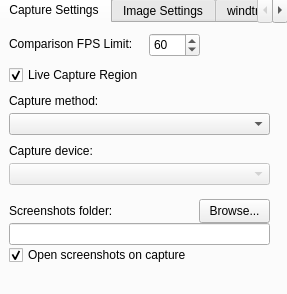
Qt form res/settings.ui (vncz14/AutoSplit) before a commit.
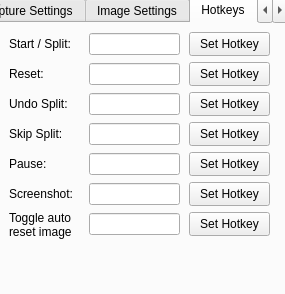
The same form after that commit. The open tabs and pages were chosen to show the change. Icons and pictures are not drawn.

What changed in the file:
```diff
--- a/res/settings.ui
+++ b/res/settings.ui
@@ -7,7 +7,7 @@
    <rect>
     <x>0</x>
     <y>0</y>
-    <width>287</width>
+    <width>285</width>
     <height>294</height>
    </rect>
   </property>
@@ -513,6 +513,329 @@
     <zorder>readme_link_button</zorder>
     <zorder>start_also_resets_checkbox</zorder>
    </widget>
+   <widget class="QWidget" name="hotkeys_tab">
+    <attribute name="title">
+     <string>Hotkeys</string>
+    </attribute>
+    <widget class="QPushButton" name="set_toggle_auto_reset_image_hotkey_button">
+     <property name="geometry">
+      <rect>
+       <x>190</x>
+       <y>189</y>
+       <width>81</width>
+       <height>24</height>
+      </rect>
+     </property>
+     <property name="focusPolicy">
+      <enum>Qt::NoFocus</enum>
+     </property>
+     <property name="text">
+      <string>Set Hotkey</string>
+     </property>
+    </widget>
+    <widget class="QLineEdit" name="split_input">
+     <property name="geometry">
+      <rect>
+       <x>90</x>
+       <y>10</y>
+       <width>91</width>
+       <height>22</height>
+      </rect>
+     </property>
+     <property name="text">
+      <string/>
+     </property>
+     <property name="readOnly">
+      <bool>true</bool>
+     </property>
+    </widget>
+    <widget class="QLabel" name="undo_split_label">
+     <property name="geometry">
+      <rect>
+       <x>10</x>
+       <y>73</y>
+       <width>71</width>
+       <height>16</height>
+      </rect>
+     </property>
+     <property name="text">
+      <string>Undo Split:</string>
+     </property>
+    </widget>
+    <widget class="QLineEdit" name="undo_split_input">
+     <property name="geometry">
+      <rect>
+       <x>90</x>
+       <y>70</y>
+       <width>91</width>
+       <height>22</height>
+      </rect>
+     </property>
+     <property name="text">
+      <string/>
+     </property>
+     <property name="readOnly">
+      <bool>true</bool>
+     </property>
+    </widget>
+    <widget class="QPushButton" name="set_reset_hotkey_button">
+     <property name="geometry">
+      <rect>
+       <x>190</x>
+       <y>39</y>
+       <width>81</width>
+       <height>24</height>
+      </rect>
+     </property>
+     <property name="focusPolicy">
+      <enum>Qt::NoFocus</enum>
+     </property>
+     <property name="text">
+      <string>Set Hotkey</string>
+     </property>
+    </widget>
+    <widget class="QLabel" name="pause_label">
+     <property name="geometry">
+      <rect>
+       <x>10</x>
+       <y>133</y>
+       <width>71</width>
+       <height>16</height>
+      </rect>
+     </property>
+     <property name="text">
+      <string>Pause:</string>
+     </property>
+    </widget>
+    <widget class="QPushButton" name="set_undo_split_hotkey_button">
+     <property name="geometry">
+      <rect>
+       <x>190</x>
+       <y>69</y>
+       <width>81</width>
+       <height>24</height>
+      </rect>
+     </property>
+     <property name="focusPolicy">
+      <enum>Qt::NoFocus</enum>
+     </property>
+     <property name="text">
+      <string>Set Hotkey</string>
+     </property>
+    </widget>
+    <widget class="QLineEdit" name="reset_input">
+     <property name="geometry">
+      <rect>
+       <x>90</x>
+       <y>40</y>
+       <width>91</width>
+       <height>22</height>
+      </rect>
+     </property>
+     <property name="text">
+      <string/>
+     </property>
+     <property name="readOnly">
+      <bool>true</bool>
+     </property>
+    </widget>
+    <widget class="QLabel" name="skip_split_label">
+     <property name="geometry">
+      <rect>
+       <x>10</x>
+       <y>103</y>
+       <width>71</width>
+       <height>16</height>
+      </rect>
+     </property>
+     <property name="text">
+      <string>Skip Split:</string>
+     </property>
+    </widget>
+    <widget class="QPushButton" name="set_split_hotkey_button">
+     <property name="geometry">
+      <rect>
+       <x>190</x>
+       <y>9</y>
+       <width>81</width>
+       <height>24</height>
+      </rect>
+     </property>
+     <property name="focusPolicy">
+      <enum>Qt::NoFocus</enum>
+     </property>
+     <property name="text">
+      <string>Set Hotkey</string>
+     </property>
+    </widget>
+    <widget class="QPushButton" name="set_skip_split_hotkey_button">
+     <property name="geometry">
+      <rect>
+       <x>190</x>
+       <y>99</y>
+       <width>81</width>
+       <height>24</height>
+      </rect>
+     </property>
+     <property name="focusPolicy">
+      <enum>Qt::NoFocus</enum>
+     </property>
+     <property name="text">
+      <string>Set Hotkey</string>
+     </property>
+    </widget>
+    <widget class="QPushButton" name="set_screenshot_hotkey_button">
+     <property name="geometry">
+      <rect>
+       <x>190</x>
+       <y>159</y>
+       <width>81</width>
+       <height>24</height>
+      </rect>
+     </property>
+     <property name="focusPolicy">
+      <enum>Qt::NoFocus</enum>
+     </property>
+     <property name="text">
+      <string>Set Hotkey</string>
+     </property>
+    </widget>
+    <widget class="QLineEdit" name="toggle_auto_reset_image_input">
+     <property name="geometry">
+      <rect>
+       <x>90</x>
+       <y>190</y>
+       <width>91</width>
+       <height>22</height>
+      </rect>
+     </property>
+     <property name="text">
+      <string/>
+     </property>
+     <property name="readOnly">
+      <bool>true</bool>
+     </property>
+    </widget>
+    <widget class="QPushButton" name="set_pause_hotkey_button">
+     <property name="geometry">
+      <rect>
+       <x>190</x>
+       <y>129</y>
+       <width>81</width>
+       <height>24</height>
+      </rect>
+     </property>
+     <property name="focusPolicy">
+      <enum>Qt::NoFocus</enum>
+     </property>
+     <property name="text">
+      <string>Set Hotkey</string>
+     </property>
+    </widget>
+    <widget class="QLabel" name="split_label">
+     <property name="geometry">
+      <rect>
+       <x>10</x>
+       <y>13</y>
+       <width>71</width>
+       <height>16</height>
+      </rect>
+     </property>
+     <property name="text">
+      <string>Start / Split:</string>
+     </property>
+    </widget>
+    <widget class="QLineEdit" name="pause_input">
+     <property name="geometry">
+      <rect>
+       <x>90</x>
+       <y>130</y>
+       <width>91</width>
+       <height>22</height>
+      </rect>
+     </property>
+     <property name="text">
+      <string/>
+     </property>
+     <property name="readOnly">
+      <bool>true</bool>
+     </property>
+    </widget>
+    <widget class="QLabel" name="toggle_auto_reset_image_label">
+     <property name="geometry">
+      <rect>
+       <x>10</x>
+       <y>186</y>
+       <width>71</width>
+       <height>32</height>
+      </rect>
+     </property>
+     <property name="text">
+      <string>Toggle auto
+reset image</string>
+     </property>
+    </widget>
+    <widget class="QLabel" name="reset_label">
+     <property name="geometry">
+      <rect>
+       <x>10</x>
+       <y>43</y>
+       <width>71</width>
+       <height>16</height>
+      </rect>
+     </property>
+     <property name="text">
+      <string>Reset:</string>
+     </property>
+    </widget>
+    <widget class="QLineEdit" name="screenshot_input">
+     <property name="geometry">
+      <rect>
+       <x>90</x>
+       <y>160</y>
+       <width>91</width>
+       <height>22</height>
+      </rect>
+     </property>
+     <property name="text">
+      <string/>
+     </property>
+     <property name="readOnly">
+      <bool>true</bool>
+     </property>
+    </widget>
+    <widget class="QLabel" name="screenshot_label">
+     <property name="geometry">
+      <rect>
+       <x>10</x>
+       <y>163</y>
+       <width>71</width>
+       <height>16</height>
+      </rect>
+     </property>
+     <property name="text">
+      <string>Screenshot:</string>
+     </property>
+    </widget>
+    <widget class="QLineEdit" name="skip_split_input">
+     <property name="geometry">
+      <rect>
+       <x>90</x>
+       <y>100</y>
+       <width>91</width>
+       <height>22</height>
+      </rect>
+     </property>
+     <property name="text">
+      <string/>
+     </property>
+     <property name="readOnly">
+      <bool>true</bool>
+     </property>
+    </widget>
+   </widget>
+
+
    <widget class="QWidget" name="tab">
     <attribute name="title">
      <string>windtracker Settings</string>
```
Left out of the diff: 6 changed lines with no effect on the pictures.
